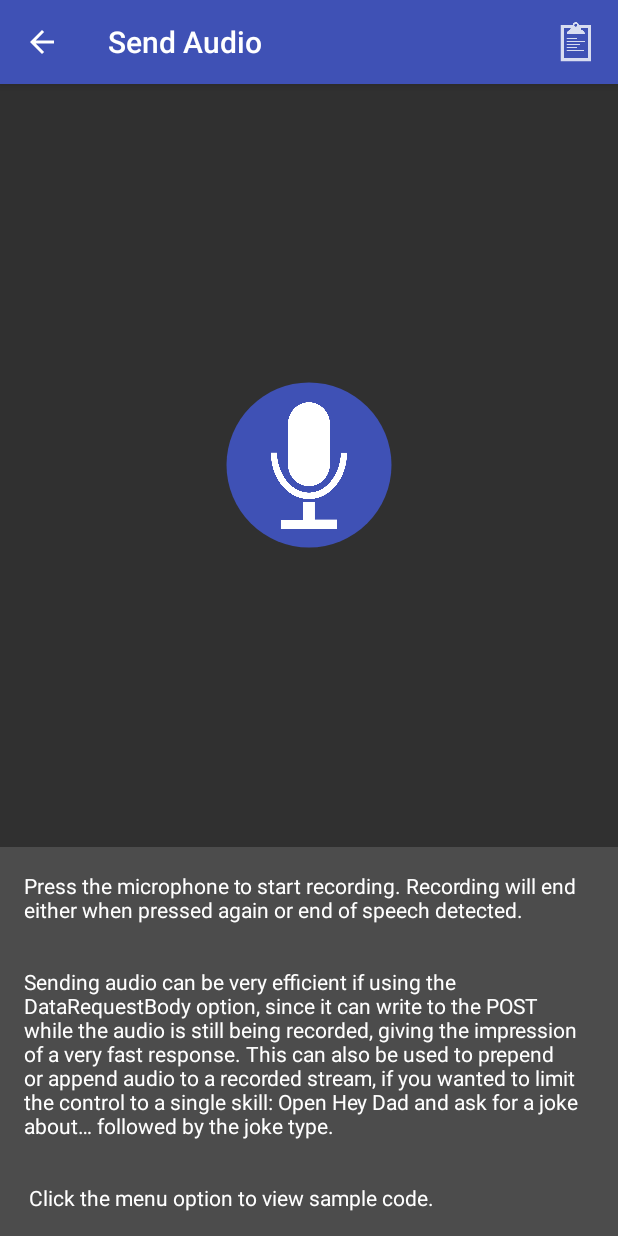
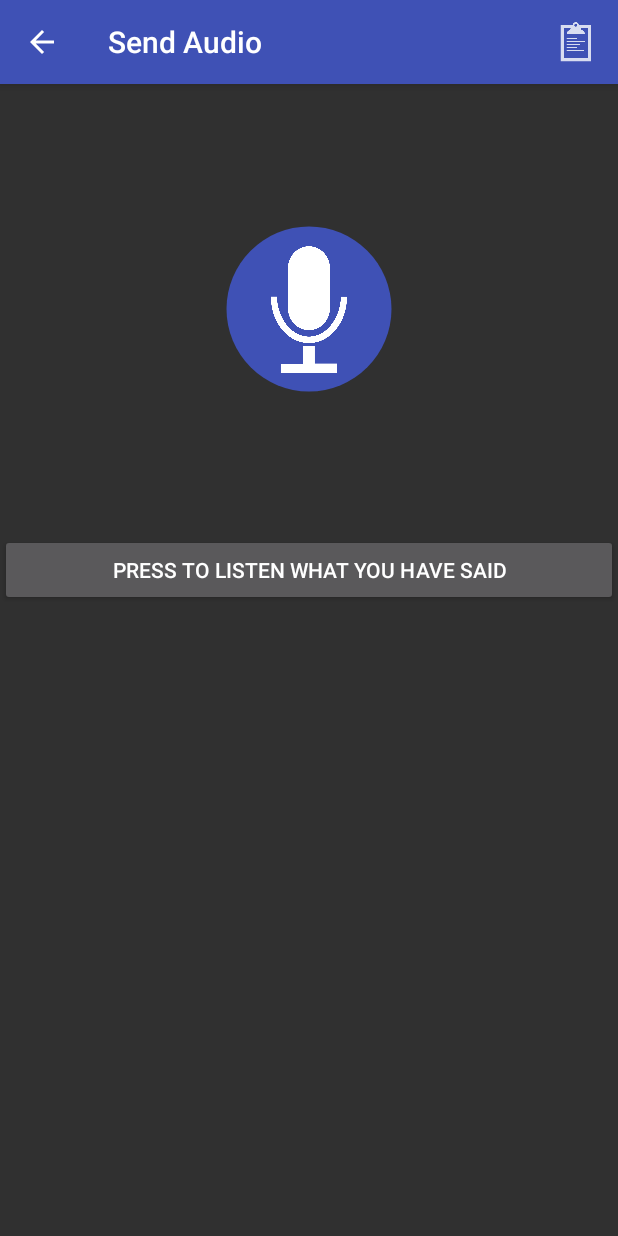
Before and after one commit to gaopancch/MyJavsProject, an Android app: the screen it shows after launch (MainActivity), after a tap on "Send Audio", on a phone screen of 412 x 824 dp. Run offline under Robolectric (Android 15) with nearby library versions, the phone set to English and light mode, and no system bars; libraries missing offline, so code that uses them is left out: ee.ioc.phon; 1 statement that could not run was skipped.

Commit message:
增加保存所有输出bytes的方法，并能够用audiotrack播放

```diff
--- a/AlexaAndroid/app/src/main/java/com/willblaschko/android/alexavoicelibrary/BaseActivity.java
+++ b/AlexaAndroid/app/src/main/java/com/willblaschko/android/alexavoicelibrary/BaseActivity.java
@@ -219,7 +219,7 @@ public abstract class BaseActivity extends AppCompatActivity implements BaseList
         @Override
         public void start() {
             startTime = System.currentTimeMillis();
-            LogUtils.log("Event Start");
+            LogUtils.log("Event Start------");
             setState(STATE_PROCESSING);
         }
 
@@ -343,7 +343,9 @@ public abstract class BaseActivity extends AppCompatActivity implements BaseList
             //listen for user input
             audioPlayer.stop();
             avsQueue.clear();
-            startListening();
+            //一般这里回复“我没听明白，然后自动进入拾音状态，暂时注释”
+//            startListening();
+            setState(STATE_FINISHED);
         } else if (current instanceof AvsSetVolumeItem) {
             //set our volume
             setVolume(((AvsSetVolumeItem) current).getVolume());
--- a/AlexaAndroid/app/src/main/java/com/willblaschko/android/alexavoicelibrary/actions/SendAudioActionFragment.java
+++ b/AlexaAndroid/app/src/main/java/com/willblaschko/android/alexavoicelibrary/actions/SendAudioActionFragment.java
@@ -2,6 +2,9 @@ package com.willblaschko.android.alexavoicelibrary.actions;
 
 import android.Manifest;
 import android.content.pm.PackageManager;
+import android.media.AudioFormat;
+import android.media.AudioManager;
+import android.media.AudioTrack;
 import android.os.Bundle;
 import android.support.annotation.NonNull;
 import android.support.annotation.Nullable;
@@ -11,9 +14,11 @@ import android.util.Log;
 import android.view.LayoutInflater;
 import android.view.View;
 import android.view.ViewGroup;
+import android.widget.Button;
 
 import com.willblaschko.android.alexa.requestbody.DataRequestBody;
 import com.willblaschko.android.alexavoicelibrary.BuildConfig;
+import com.willblaschko.android.alexavoicelibrary.FileUtils;
 import com.willblaschko.android.alexavoicelibrary.R;
 import com.willblaschko.android.recorderview.RecorderView;
 
@@ -36,7 +41,8 @@ public class SendAudioActionFragment extends BaseListenerFragment {
     private static final int AUDIO_RATE = 16000;
     private RawAudioRecorder recorder;
     private RecorderView recorderView;
-
+    private int bufferSize;// = AudioTrack.getMinBufferSize(16000,AudioFormat.CHANNEL_OUT_MONO, AudioFormat.ENCODING_PCM_16BIT);
+    private AudioTrack audioTrack;//= new AudioTrack(AudioManager.STREAM_MUSIC, 16000, AudioFormat.CHANNEL_OUT_MONO,AudioFormat.ENCODING_PCM_16BIT, bufferSize, AudioTrack.MODE_STREAM);
     @Nullable
     @Override
     public View onCreateView(LayoutInflater inflater, @Nullable ViewGroup container, @Nullable Bundle savedInstanceState) {
@@ -47,14 +53,25 @@ public class SendAudioActionFragment extends BaseListenerFragment {
     public void onViewCreated(View view, @Nullable Bundle savedInstanceState) {
         super.onViewCreated(view, savedInstanceState);
         recorderView = (RecorderView) view.findViewById(R.id.recorder);
+        bufferSize = AudioTrack.getMinBufferSize(16000,AudioFormat.CHANNEL_OUT_MONO, AudioFormat.ENCODING_PCM_16BIT);
         recorderView.setOnClickListener(new View.OnClickListener() {
             @Override
             public void onClick(View v) {
                 if(recorder == null) {
+                    recodeBytes = null;
                     startListening();
                 }else{
                     stopListening();
                 }
+            }
+        });
+        view.findViewById(R.id.button_speak).setOnClickListener(new View.OnClickListener() {
+            @Override
+            public void onClick(View v) {
+                audioTrack= new AudioTrack(AudioManager.STREAM_MUSIC, 16000, AudioFormat.CHANNEL_OUT_MONO,AudioFormat.ENCODING_PCM_16BIT, bufferSize, AudioTrack.MODE_STREAM);
+                audioTrack.play();
+                audioTrack.write(recodeBytes, 0, recodeBytes.length);
+
             }
         });
     }
@@ -111,6 +128,8 @@ public class SendAudioActionFragment extends BaseListenerFragment {
         alexaManager.sendAudioRequest(requestBody, getRequestCallback());
     }
 
+    byte[] recodeBytes = null;
+    byte[] recdeBytesTem = null;
     private DataRequestBody requestBody = new DataRequestBody() {
         /**
          * @param sink
@@ -135,15 +154,18 @@ public class SendAudioActionFragment extends BaseListenerFragment {
                         byte[] consumeRecordBytes = recorder.consumeRecording();
 //                        if(consumeRecordBytes.length<=320&&consumeRecordBytes.length>0){
                         if(consumeRecordBytes.length>0) {
+                            if(recodeBytes == null){
+                                recodeBytes = consumeRecordBytes;
+                            }else{
+                                recdeBytesTem = recodeBytes;
+                                recodeBytes = new byte[recdeBytesTem.length + consumeRecordBytes.length];
+                                System.arraycopy(recdeBytesTem,0,recodeBytes,0,recdeBytesTem.length);
+                                System.arraycopy(consumeRecordBytes,0,recodeBytes,recdeBytesTem.length,consumeRecordBytes.length);
+                            }
                             android.util.Log.i("LogUtils", "bytes.length = "+consumeRecordBytes.length);
                             sink.write(consumeRecordBytes);
                             sink.flush();
                         }
-                            //每次write 320bytes只有，直接flush ？
-//                            sink.flush();
-//                        }else{
-//                            Log.i("LogUtils", "do not == 320------------------------ ");
-//                        }
                     }
                     if(BuildConfig.DEBUG){
                         Log.i(TAG, "Received audio");
@@ -162,7 +184,17 @@ public class SendAudioActionFragment extends BaseListenerFragment {
 
     };
 
+    /**
+     *
+     */
     private void stopListening(){
+        byte[] data1 = recorder.getCompleteRecordingAsWav();
+//        byte[] data2 = recodeBytes;
+        FileUtils.playWav(data1,"aaSpeech.wav",false);
+//        data3 = new byte[data1.length+data2.length];
+//        System.arraycopy(data1,0,data3,0,data1.length);
+//        System.arraycopy(data2,0,data3,data1.length,data2.length);
+//        FileUtils.playWav(data3,"aaRecoder.wav",false);
         if(recorder != null) {
             recorder.stop();
             recorder.release();
--- a/AlexaAndroid/app/src/main/res/layout/fragment_action_audio.xml
+++ b/AlexaAndroid/app/src/main/res/layout/fragment_action_audio.xml
@@ -3,27 +3,34 @@
     android:layout_width="match_parent" android:layout_height="match_parent"
     android:orientation="vertical">
 
-    <LinearLayout
+<!--    <LinearLayout
         android:layout_width="match_parent"
-        android:layout_height="0dp"
+        android:layout_height="200dp"
         android:layout_weight="1"
         android:layout_gravity="center"
         android:gravity="center"
         android:layout_centerInParent="true"
         android:orientation="horizontal"
         android:padding="@dimen/activity_horizontal_margin"
-        android:id="@+id/linearLayout">
+        android:id="@+id/linearLayout">-->
         <com.willblaschko.android.recorderview.RecorderView
             android:layout_width="200dp"
-            android:layout_height="200dp"
+            android:layout_height="300dp"
+            android:layout_gravity="center"
+            android:gravity="center"
             android:id="@+id/recorder"/>
-    </LinearLayout>
+   <!-- </LinearLayout>-->
 
-    <TextView
+    <!--<TextView-->
+        <!--android:layout_width="match_parent"-->
+        <!--android:layout_height="wrap_content"-->
+        <!--android:background="#22ffffff"-->
+        <!--android:text="@string/action_send_audio_description"-->
+        <!--android:padding="@dimen/activity_horizontal_margin"/>-->
+    <Button
+        android:id="@+id/button_speak"
+        android:text="press to listen what you have said"
         android:layout_width="match_parent"
-        android:layout_height="wrap_content"
-        android:background="#22ffffff"
-        android:text="@string/action_send_audio_description"
-        android:padding="@dimen/activity_horizontal_margin"/>
+        android:layout_height="wrap_content" />
 
 </LinearLayout>
--- a/AlexaAndroid/app/src/main/res/layout/fragment_action_type.xml
+++ b/AlexaAndroid/app/src/main/res/layout/fragment_action_type.xml
@@ -17,7 +17,7 @@
             android:layout_width="0dp"
             android:layout_weight="1"
             android:layout_height="60dp"
-            android:text="你好"
+            android:text="今天是星期几"
             android:hint="你好"
             android:background="@drawable/background_edittext"
             android:id="@+id/search"
--- a/AlexaAndroid/libs/AlexaAndroid/build.gradle
+++ b/AlexaAndroid/libs/AlexaAndroid/build.gradle
@@ -55,6 +55,7 @@ dependencies {
     compile 'com.google.android.gms:play-services-base:9.6.1'
     testCompile 'junit:junit:4.12'
     compile files('libs/okio-1.9.0.jar')
+    compile project(path: ':libs:speechutils-master')
 }
 
 android {
```
Also changed, not shown: AlexaAndroid/app/src/main/java/com/willblaschko/android/alexavoicelibrary/FileUtils.java (+32 -0 lines), AlexaAndroid/libs/AlexaAndroid/src/main/java/com/willblaschko/android/alexa/AlexaManager.java (+12 -1 lines), AlexaAndroid/libs/AlexaAndroid/src/main/java/com/willblaschko/android/alexa/service/DownChannelService.java (+10 -10 lines), 1 other file.
